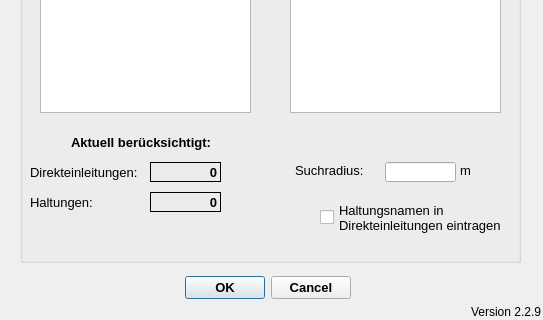
Before: the Qt Designer form qkan/linkflaechen/resources/application_createlinesw.ui in hoettges/QKan, drawn with Qt 5; both pictures show x 0 to 543 and y 148 to 468 of the 543 by 468 pixel window.
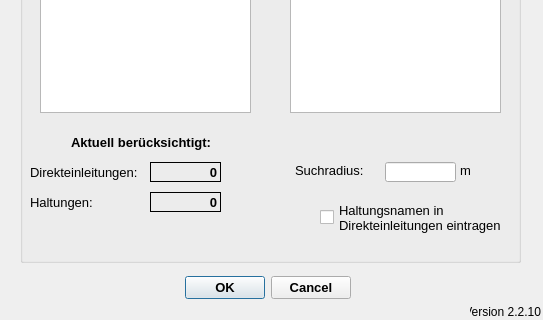
After: the same form once the commit is applied.

Patch:
```diff
--- a/qkan/linkflaechen/resources/application_createlinesw.ui
+++ b/qkan/linkflaechen/resources/application_createlinesw.ui
@@ -424,7 +424,7 @@
     <string>Version QKan Import</string>
    </property>
    <property name="text">
-    <string>Version 2.2.9</string>
+    <string>Version 2.2.10</string>
    </property>
    <property name="alignment">
     <set>Qt::AlignRight|Qt::AlignTrailing|Qt::AlignVCenter</set>
```
